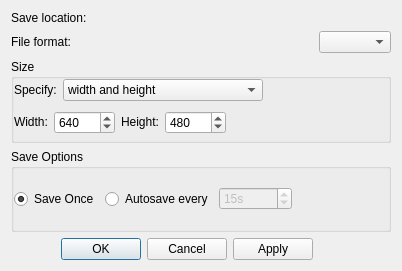
Before: the Qt Designer form src/libkstapp/exportgraphicsdialog.ui in Kst-plot/kst, drawn with Qt 5.
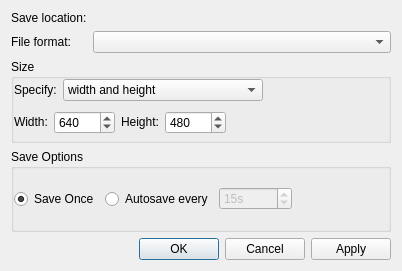
After: the same form once the commit is applied. Custom widgets are drawn as their Qt base class.

The edit to the form file:
```diff
--- a/src/libkstapp/exportgraphicsdialog.ui
+++ b/src/libkstapp/exportgraphicsdialog.ui
@@ -16,19 +16,7 @@
    <property name="leftMargin" >
     <number>11</number>
    </property>
-   <property name="topMargin" >
-    <number>11</number>
-   </property>
-   <property name="rightMargin" >
-    <number>11</number>
-   </property>
-   <property name="bottomMargin" >
-    <number>11</number>
-   </property>
-   <property name="horizontalSpacing" >
-    <number>6</number>
-   </property>
-   <property name="verticalSpacing" >
+   <property name="spacing" >
     <number>6</number>
    </property>
    <item row="0" column="0" >
@@ -164,15 +152,15 @@
      </layout>
     </widget>
    </item>
-   <item row="7" colspan="5">
-      <widget class="QDialogButtonBox" name="_buttonBox" >
-        <property name="orientation" >
-          <enum>Qt::Horizontal</enum>
-        </property>
-        <property name="standardButtons" >
-          <set>QDialogButtonBox::Apply|QDialogButtonBox::Cancel|QDialogButtonBox::NoButton|QDialogButtonBox::Ok</set>
-        </property>
-      </widget>
+   <item row="7" column="0" colspan="5" >
+    <widget class="QDialogButtonBox" name="_buttonBox" >
+     <property name="orientation" >
+      <enum>Qt::Horizontal</enum>
+     </property>
+     <property name="standardButtons" >
+      <set>QDialogButtonBox::Apply|QDialogButtonBox::Cancel|QDialogButtonBox::Ok</set>
+     </property>
+    </widget>
    </item>
    <item row="3" column="0" colspan="5" >
     <widget class="QGroupBox" name="groupBox1" >
```
Left out of the diff: 76 changed lines with no effect on the pictures.
